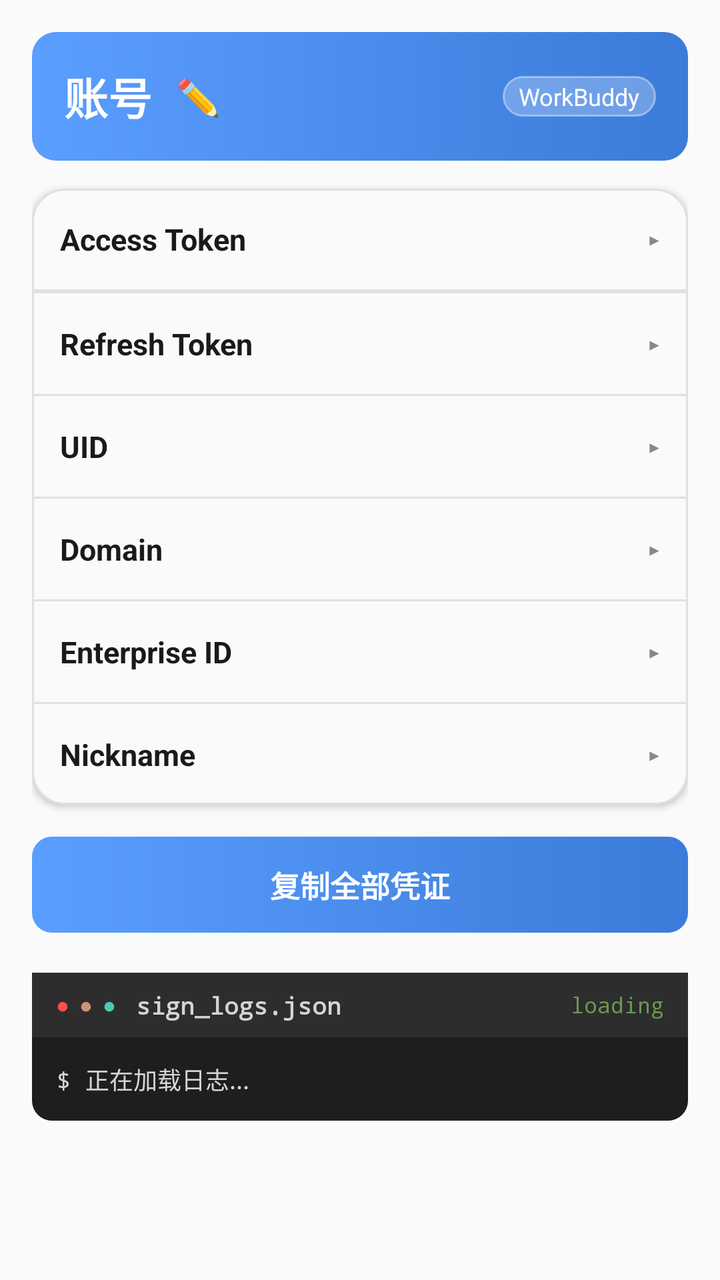
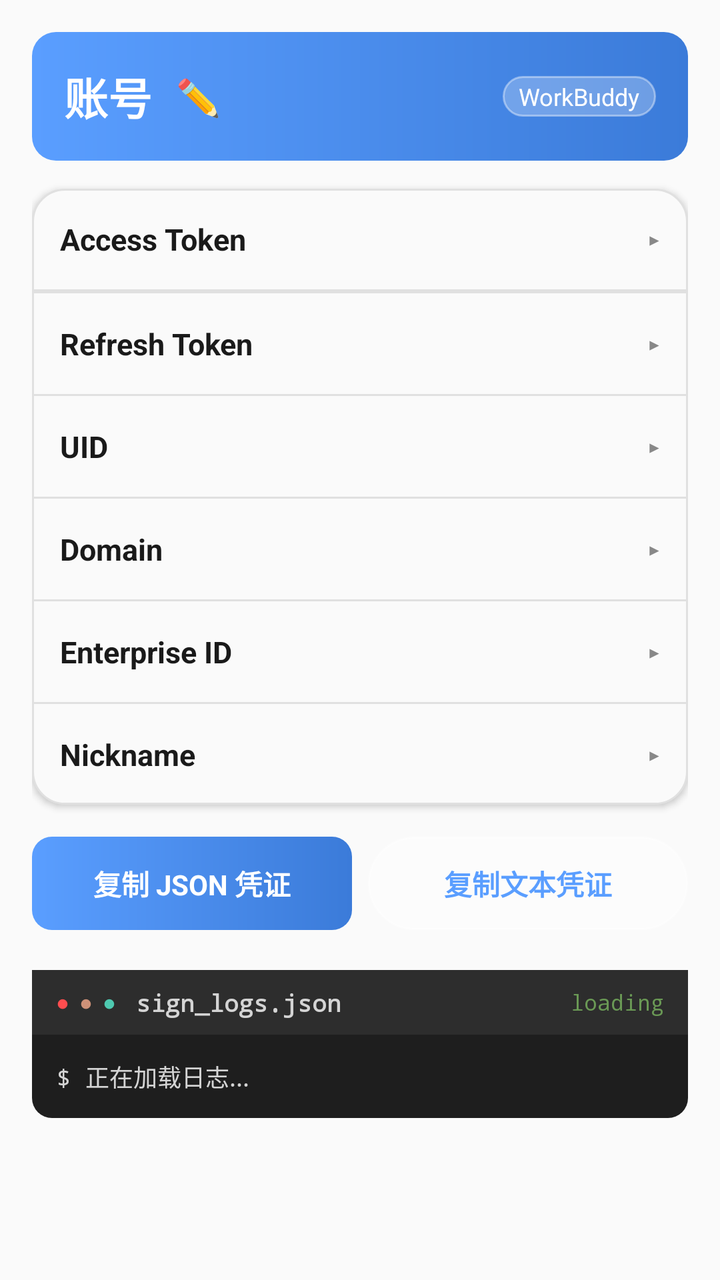

Two renders of the same Android screen: before a commit and after it. Below are the layout's source before the change and the commit's diff.
<!-- AndroidManifest.xml: application theme Theme.SignApp -->
<!-- res/layout/activity_workbuddy_account_detail.xml -->
<?xml version="1.0" encoding="utf-8"?>
<ScrollView xmlns:android="http://schemas.android.com/apk/res/android"
    android:layout_width="match_parent"
    android:layout_height="match_parent"
    android:background="@color/card_bg"
    android:fillViewport="true">

    <LinearLayout
        android:layout_width="match_parent"
        android:layout_height="wrap_content"
        android:orientation="vertical"
        android:padding="16dp">

        
        <LinearLayout
            android:layout_width="match_parent"
            android:layout_height="wrap_content"
            android:orientation="horizontal"
            android:gravity="center_vertical"
            android:background="@drawable/bg_header_gradient"
            android:padding="16dp"
            android:paddingBottom="18dp">

            <TextView
                android:id="@+id/tvWbDetailLabel"
                android:layout_width="wrap_content"
                android:layout_height="wrap_content"
                android:text="账号"
                android:textColor="@color/white"
                android:textSize="22sp"
                android:textStyle="bold" />

            
            <TextView
                android:id="@+id/btnWbRenameIcon"
                android:layout_width="wrap_content"
                android:layout_height="wrap_content"
                android:layout_marginStart="8dp"
                android:padding="4dp"
                android:background="?attr/selectableItemBackgroundBorderless"
                android:text="✏️"
                android:textColor="@color/white"
                android:textSize="18sp"
                android:contentDescription="重命名账号" />

            
            <View
                android:layout_width="0dp"
                android:layout_height="1dp"
                android:layout_weight="1" />

            <TextView
                android:layout_width="wrap_content"
                android:layout_height="wrap_content"
                android:background="@drawable/bg_badge"
                android:paddingLeft="8dp"
                android:paddingRight="8dp"
                android:paddingTop="2dp"
                android:paddingBottom="2dp"
                android:text="WorkBuddy"
                android:textColor="@color/white"
                android:textSize="12sp" />
        </LinearLayout>

        
        <LinearLayout
            android:layout_width="match_parent"
            android:layout_height="wrap_content"
            android:orientation="vertical"
            android:layout_marginTop="14dp"
            android:background="@drawable/bg_card"
            android:elevation="2dp">

            
            <LinearLayout
                android:id="@+id/headerWbAccess"
                android:layout_width="match_parent"
                android:layout_height="wrap_content"
                android:orientation="horizontal"
                android:gravity="center_vertical"
                android:padding="14dp"
                android:clickable="true"
                android:focusable="true">

                <TextView
                    android:layout_width="0dp"
                    android:layout_height="wrap_content"
                    android:layout_weight="1"
                    android:text="Access Token"
                    android:textColor="@color/text_primary"
                    android:textSize="15sp"
                    android:textStyle="bold" />

                <TextView
                    android:id="@+id/iconWbAccess"
                    android:layout_width="wrap_content"
                    android:layout_height="wrap_content"
                    android:text="▸"
                    android:textColor="@color/gray"
                    android:textSize="16sp" />
            </LinearLayout>
            <View
                android:layout_width="match_parent"
                android:layout_height="1dp"
                android:background="@color/divider" />

            <TextView
                android:id="@+id/tvWbAccessToken"
                android:layout_width="match_parent"
                android:layout_height="wrap_content"
                android:padding="14dp"
                android:background="@color/card_bg"
                android:fontFamily="monospace"
                android:gravity="center_vertical"
                android:textIsSelectable="true"
                android:textColor="?attr/signPrimary"
                android:textSize="12sp"
                android:visibility="gone" />

            <View
                android:layout_width="match_parent"
                android:layout_height="1dp"
                android:background="@color/divider" />

            
            <LinearLayout
                android:id="@+id/headerWbRefresh"
                android:layout_width="match_parent"
                android:layout_height="wrap_content"
                android:orientation="horizontal"
                android:gravity="center_vertical"
                android:padding="14dp"
                android:clickable="true"
                android:focusable="true">

                <TextView
                    android:layout_width="0dp"
                    android:layout_height="wrap_content"
                    android:layout_weight="1"
                    android:text="Refresh Token"
                    android:textColor="@color/text_primary"
                    android:textSize="15sp"
                    android:textStyle="bold" />

                <TextView
                    android:id="@+id/iconWbRefresh"
                    android:layout_width="wrap_content"
                    android:layout_height="wrap_content"
                    android:text="▸"
                    android:textColor="@color/gray"
                    android:textSize="16sp" />
            </LinearLayout>

            <TextView
                android:id="@+id/tvWbRefreshToken"
                android:layout_width="match_parent"
                android:layout_height="wrap_content"
                android:padding="14dp"
                android:background="@color/card_bg"
                android:fontFamily="monospace"
                android:gravity="center_vertical"
                android:textIsSelectable="true"
                android:textColor="?attr/signPrimary"
                android:textSize="12sp"
                android:visibility="gone" />

            <View
                android:layout_width="match_parent"
                android:layout_height="1dp"
                android:background="@color/divider" />

            
            <LinearLayout
                android:id="@+id/headerWbUid"
                android:layout_width="match_parent"
                android:layout_height="wrap_content"
                android:orientation="horizontal"
                android:gravity="center_vertical"
                android:padding="14dp"
                android:clickable="true"
                android:focusable="true">

                <TextView
                    android:layout_width="0dp"
                    android:layout_height="wrap_content"
                    android:layout_weight="1"
                    android:text="UID"
                    android:textColor="@color/text_primary"
                    android:textSize="15sp"
                    android:textStyle="bold" />

                <TextView
                    android:id="@+id/iconWbUid"
                    android:layout_width="wrap_content"
                    android:layout_height="wrap_content"
                    android:text="▸"
                    android:textColor="@color/gray"
                    android:textSize="16sp" />
            </LinearLayout>

            <TextView
                android:id="@+id/tvWbUid"
                android:layout_width="match_parent"
                android:layout_height="wrap_content"
                android:padding="14dp"
                android:background="@color/card_bg"
                android:fontFamily="monospace"
                android:gravity="center_vertical"
                android:textIsSelectable="true"
                android:textColor="?attr/signPrimary"
                android:textSize="12sp"
                android:visibility="gone" />

            <View
                android:layout_width="match_parent"
                android:layout_height="1dp"
                android:background="@color/divider" />

            
            <LinearLayout
                android:id="@+id/headerWbDomain"
                android:layout_width="match_parent"
                android:layout_height="wrap_content"
                android:orientation="horizontal"
                android:gravity="center_vertical"
                android:padding="14dp"
                android:clickable="true"
                android:focusable="true">

                <TextView
                    android:layout_width="0dp"
                    android:layout_height="wrap_content"
                    android:layout_weight="1"
                    android:text="Domain"
                    android:textColor="@color/text_primary"
                    android:textSize="15sp"
                    android:textStyle="bold" />

                <TextView
                    android:id="@+id/iconWbDomain"
                    android:layout_width="wrap_content"
                    android:layout_height="wrap_content"
                    android:text="▸"
                    android:textColor="@color/gray"
                    android:textSize="16sp" />
            </LinearLayout>

            <TextView
                android:id="@+id/tvWbDomain"
                android:layout_width="match_parent"
                android:layout_height="wrap_content"
                android:padding="14dp"
                android:background="@color/card_bg"
                android:fontFamily="monospace"
                android:gravity="center_vertical"
                android:textIsSelectable="true"
                android:textColor="?attr/signPrimary"
                android:textSize="12sp"
                android:visibility="gone" />

            <View
                android:layout_width="match_parent"
                android:layout_height="1dp"
                android:background="@color/divider" />

            
            <LinearLayout
                android:id="@+id/headerWbEnterprise"
                android:layout_width="match_parent"
                android:layout_height="wrap_content"
                android:orientation="horizontal"
                android:gravity="center_vertical"
                android:padding="14dp"
                android:clickable="true"
                android:focusable="true">

                <TextView
                    android:layout_width="0dp"
                    android:layout_height="wrap_content"
                    android:layout_weight="1"
                    android:text="Enterprise ID"
                    android:textColor="@color/text_primary"
                    android:textSize="15sp"
                    android:textStyle="bold" />

                <TextView
                    android:id="@+id/iconWbEnterprise"
                    android:layout_width="wrap_content"
                    android:layout_height="wrap_content"
                    android:text="▸"
                    android:textColor="@color/gray"
                    android:textSize="16sp" />
            </LinearLayout>

            <TextView
                android:id="@+id/tvWbEnterprise"
                android:layout_width="match_parent"
                android:layout_height="wrap_content"
                android:padding="14dp"
                android:background="@color/card_bg"
                android:fontFamily="monospace"
                android:gravity="center_vertical"
                android:textIsSelectable="true"
                android:textColor="?attr/signPrimary"
                android:textSize="12sp"
                android:visibility="gone" />

            <View
                android:layout_width="match_parent"
                android:layout_height="1dp"
                android:background="@color/divider" />

            
            <LinearLayout
                android:id="@+id/headerWbNickname"
                android:layout_width="match_parent"
                android:layout_height="wrap_content"
                android:orientation="horizontal"
                android:gravity="center_vertical"
                android:padding="14dp"
                android:clickable="true"
                android:focusable="true">

                <TextView
                    android:layout_width="0dp"
                    android:layout_height="wrap_content"
                    android:layout_weight="1"
                    android:text="Nickname"
                    android:textColor="@color/text_primary"
                    android:textSize="15sp"
                    android:textStyle="bold" />

                <TextView
                    android:id="@+id/iconWbNickname"
                    android:layout_width="wrap_content"
                    android:layout_height="wrap_content"
                    android:text="▸"
                    android:textColor="@color/gray"
                    android:textSize="16sp" />
            </LinearLayout>

            <TextView
                android:id="@+id/tvWbNickname"
                android:layout_width="match_parent"
                android:layout_height="wrap_content"
                android:padding="14dp"
                android:background="@color/card_bg"
                android:fontFamily="monospace"
                android:gravity="center_vertical"
                android:textIsSelectable="true"
                android:textColor="?attr/signPrimary"
                android:textSize="12sp"
                android:visibility="gone" />
        </LinearLayout>

        
        <TextView
            android:id="@+id/btnWbCopyAll"
            android:layout_width="match_parent"
            android:layout_height="wrap_content"
            android:layout_marginTop="16dp"
            android:background="@drawable/bg_btn"
            android:gravity="center"
            android:padding="13dp"
            android:text="复制全部凭证"
            android:textColor="@color/white"
            android:textSize="15sp"
            android:textStyle="bold" />

        
        <LinearLayout
            android:layout_width="match_parent"
            android:layout_height="wrap_content"
            android:layout_marginTop="20dp"
            android:orientation="vertical"
            android:background="@drawable/bg_terminal_window">

            
            <LinearLayout
                android:layout_width="match_parent"
                android:layout_height="wrap_content"
                android:orientation="horizontal"
                android:gravity="center_vertical"
                android:background="#2D2D2D"
                android:paddingLeft="12dp"
                android:paddingRight="12dp"
                android:paddingTop="8dp"
                android:paddingBottom="8dp">

                <TextView
                    android:layout_width="wrap_content"
                    android:layout_height="wrap_content"
                    android:text="●"
                    android:textColor="@color/error_red"
                    android:textSize="11sp" />

                <TextView
                    android:layout_width="wrap_content"
                    android:layout_height="wrap_content"
                    android:layout_marginStart="5dp"
                    android:text="●"
                    android:textColor="@color/terminal_orange"
                    android:textSize="11sp" />

                <TextView
                    android:layout_width="wrap_content"
                    android:layout_height="wrap_content"
                    android:layout_marginStart="5dp"
                    android:text="●"
                    android:textColor="@color/terminal_green"
                    android:textSize="11sp" />

                <TextView
                    android:layout_width="wrap_content"
                    android:layout_height="wrap_content"
                    android:layout_marginStart="10dp"
                    android:text="sign_logs.json"
                    android:textColor="#D4D4D4"
                    android:textSize="12sp"
                    android:fontFamily="monospace"
                    android:textStyle="bold" />

                <TextView
                    android:id="@+id/tvWbLogsMode"
                    android:layout_width="0dp"
                    android:layout_height="wrap_content"
                    android:layout_weight="1"
                    android:gravity="end"
                    android:text="loading"
                    android:textColor="#6A9955"
                    android:textSize="11sp"
                    android:fontFamily="monospace" />
            </LinearLayout>

            
            <ScrollView
                android:layout_width="match_parent"
                android:layout_height="wrap_content"
                android:maxHeight="260dp">

                <TextView
                    android:id="@+id/tvWbLogs"
                    android:layout_width="match_parent"
                    android:layout_height="wrap_content"
                    android:padding="12dp"
                    android:text="$ 正在加载日志..."
                    android:textColor="@color/terminal_white"
                    android:textSize="12sp"
                    android:fontFamily="monospace"
                    android:lineSpacingExtra="4dp" />
            </ScrollView>
        </LinearLayout>
    </LinearLayout>
</ScrollView>
<!-- resources referenced by this layout -->
<resources>
  <color name="card_bg">#FAFAFA</color>
  <color name="divider">#E0E0E0</color>
  <color name="error_red">#FF4D4F</color>
  <color name="gray">#888888</color>
  <color name="terminal_green">#4EC9B0</color>
  <color name="terminal_orange">#CE9178</color>
  <color name="terminal_white">#D4D4D4</color>
  <color name="text_primary">#1A1A1A</color>
  <color name="white">#FFFFFF</color>
  <!-- drawable bg_badge (drawable) -->
  <?xml version="1.0" encoding="utf-8"?>
  <shape xmlns:android="http://schemas.android.com/apk/res/android">
      <solid android:color="#40FFFFFF" />
      <corners android:radius="999dp" />
      <stroke android:width="1dp" android:color="#66FFFFFF" />
  </shape>
  <!-- drawable bg_btn (drawable) -->
  <?xml version="1.0" encoding="utf-8"?>
  <shape xmlns:android="http://schemas.android.com/apk/res/android">
      <gradient
          android:angle="0"
          android:startColor="?attr/signGradientStart"
          android:endColor="?attr/signGradientEnd" />
      <corners android:radius="10dp" />
  </shape>
  <!-- drawable bg_card (drawable) -->
  <?xml version="1.0" encoding="utf-8"?>
  <shape xmlns:android="http://schemas.android.com/apk/res/android">
      <solid android:color="@color/card_bg" />
      <corners android:radius="16dp" />
      <stroke android:width="1dp" android:color="@color/divider" />
  </shape>
  <!-- drawable bg_header_gradient (drawable) -->
  <?xml version="1.0" encoding="utf-8"?>
  <shape xmlns:android="http://schemas.android.com/apk/res/android">
      <gradient
          android:angle="0"
          android:startColor="?attr/signGradientStart"
          android:endColor="?attr/signGradientEnd" />
      <corners android:radius="12dp" />
  </shape>
  <!-- drawable bg_terminal_window (drawable) -->
  <?xml version="1.0" encoding="utf-8"?>
  <shape xmlns:android="http://schemas.android.com/apk/res/android"
      android:shape="rectangle">
      <solid android:color="#1E1E1E" />
      <corners android:radius="10dp" />
  </shape>
  <style name="Theme.SignApp" parent="Theme.MaterialComponents.DayNight.NoActionBar">
          <item name="colorPrimary">#5A9EFF</item>
          <item name="colorPrimaryVariant">#3B7BD9</item>
          <item name="colorOnPrimary">@color/white</item>
          <item name="android:statusBarColor">@color/gradient_start</item>
          <item name="android:windowBackground">@color/white</item>
          <item name="signPrimary">#5A9EFF</item>
          <item name="signGradientStart">#5A9EFF</item>
          <item name="signGradientEnd">#3B7BD9</item>
          <item name="signIconCircle">#EAF3FF</item>
          <item name="signCardStart">#F4F8FF</item>
          <item name="signCardEnd">#E8F1FF</item>
      </style>
  <color name="gradient_start">#3B8BFF</color>
</resources>

<!-- the commit's change to res/layout/activity_workbuddy_account_detail.xml (unified diff, before → after) -->
@@ -354,18 +354,39 @@
         </LinearLayout>
 
         
-        <TextView
-            android:id="@+id/btnWbCopyAll"
+        <LinearLayout
             android:layout_width="match_parent"
             android:layout_height="wrap_content"
             android:layout_marginTop="16dp"
-            android:background="@drawable/bg_btn"
-            android:gravity="center"
-            android:padding="13dp"
-            android:text="复制全部凭证"
-            android:textColor="@color/white"
-            android:textSize="15sp"
-            android:textStyle="bold" />
+            android:orientation="horizontal">
+
+            <TextView
+                android:id="@+id/btnWbCopyJson"
+                android:layout_width="0dp"
+                android:layout_height="wrap_content"
+                android:layout_weight="1"
+                android:background="@drawable/bg_btn"
+                android:gravity="center"
+                android:padding="13dp"
+                android:text="复制 JSON 凭证"
+                android:textColor="@color/white"
+                android:textSize="14sp"
+                android:textStyle="bold" />
+
+            <TextView
+                android:id="@+id/btnWbCopyText"
+                android:layout_width="0dp"
+                android:layout_height="wrap_content"
+                android:layout_weight="1"
+                android:layout_marginStart="8dp"
+                android:background="@drawable/bg_badge"
+                android:gravity="center"
+                android:padding="13dp"
+                android:text="复制文本凭证"
+                android:textColor="?attr/signPrimary"
+                android:textSize="14sp"
+                android:textStyle="bold" />
+        </LinearLayout>
 
         
         <LinearLayout
